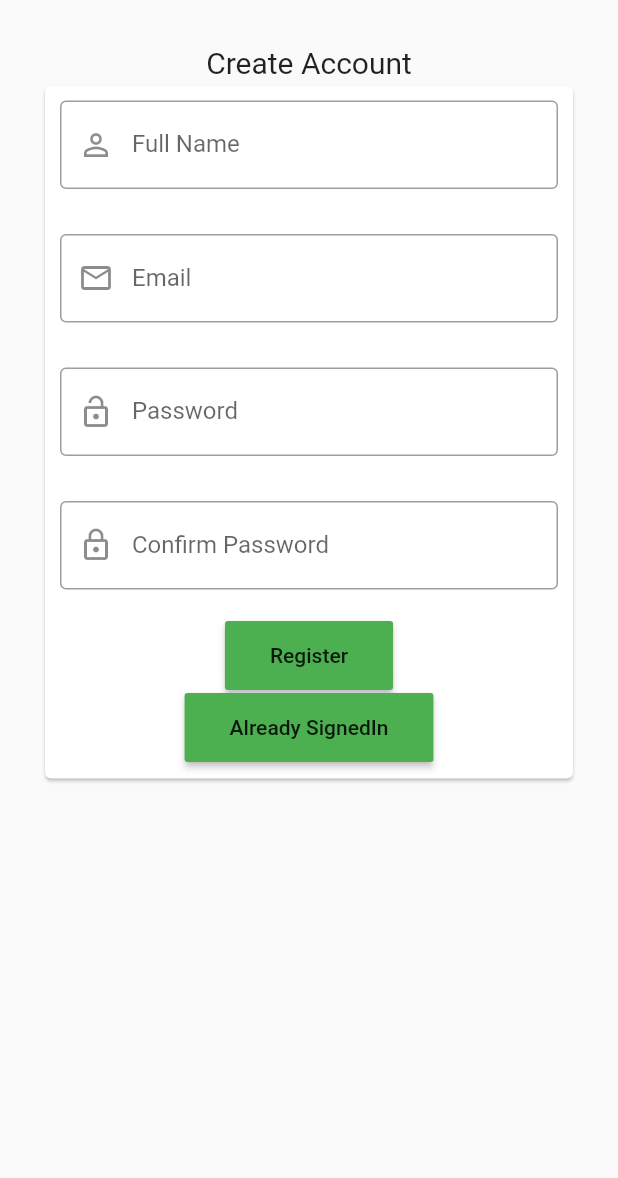
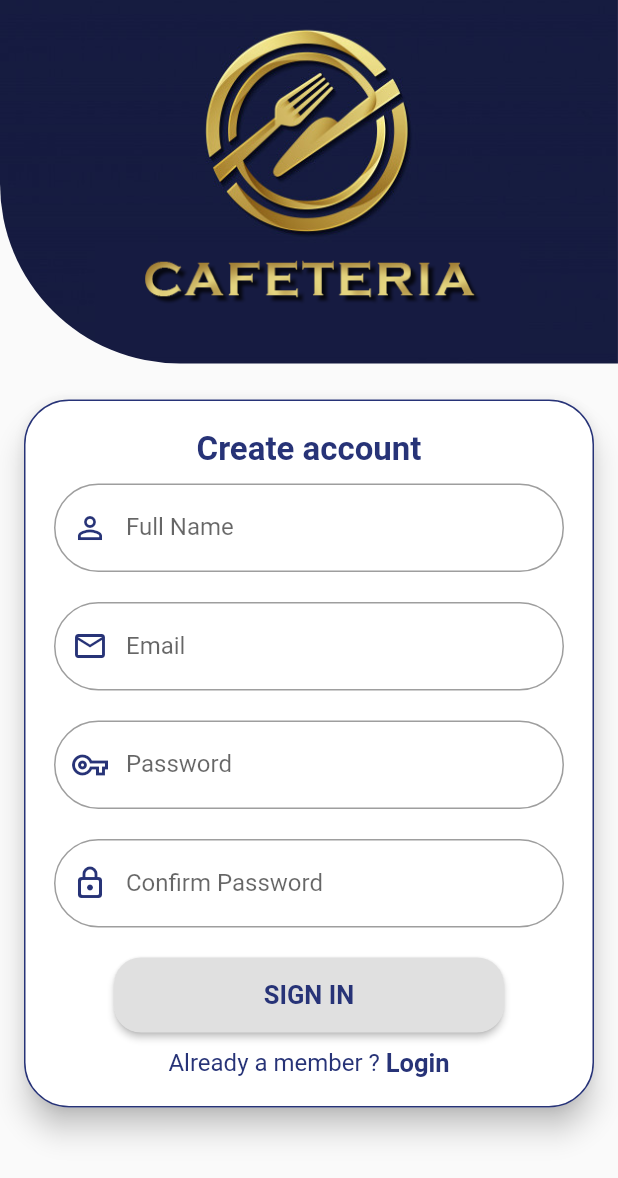
Before and after one commit to mohddanish03/login_app, a Flutter app: the screen it shows after launch, on a phone screen of 412 x 824 dp. Shown: the top 1178 px of the screen. Run offline on Flutter 3.47's test engine with Material 2 defaults, Android fonts, the phone set to English and light mode, and no system bars; our stand-ins replace firebase_auth, firebase_core, get; accounts and stored records are empty.

Commit message:
Ui registration

```diff
--- a/lib/Login.dart
+++ b/lib/Login.dart
@@ -47,8 +47,12 @@ class _LoginScreenState extends State<LoginScreen> {
                             controller: _emailCtrl,
                             validator: (value) => validateEmail(value),
                             decoration: InputDecoration(
+                                border: new OutlineInputBorder(
+                                  borderRadius: const BorderRadius.all(
+                                    const Radius.circular(10.0),
+                                  ),
+                                ),
                                 prefixIcon: Icon(Icons.email_outlined),
-                                border: OutlineInputBorder(),
                                 labelText: 'Email'),
                           ),
                           SizedBox(
--- a/lib/Registration.dart
+++ b/lib/Registration.dart
@@ -25,45 +25,88 @@ class ResgistrationState extends State<Resgistration> {
   Widget build(BuildContext context) {
     return ListView(
       children: [
-        SizedBox(
-          height: 30,
-        ),
         Column(
           children: [
-            Text(
-              "Create Account",
-              style: TextStyle(fontSize: 20),
+            Container(
+                height: MediaQuery.of(context).size.height / 3.4,
+                width: MediaQuery.of(context).size.width,
+                decoration: BoxDecoration(
+                  image: DecorationImage(
+                    image: AssetImage('assets/Cafe-Logo.png'),
+                    fit: BoxFit.cover,
+                  ),
+                  borderRadius: BorderRadius.only(
+                    bottomLeft: Radius.circular(120.00),
+                  ),
+                )),
+            SizedBox(
+              height: 20,
             ),
-            Container(
-              width: 360,
-              child: Card(
+            Card(
+              elevation: 8,
+              shape: RoundedRectangleBorder(
+                  borderRadius: BorderRadius.circular(30.0),
+                  side: BorderSide(color: Color(0xff273377))),
+              child: Container(
+                width: 380,
                 child: Padding(
-                  padding: const EdgeInsets.all(10.0),
+                  padding: const EdgeInsets.all(20.0),
                   child: Form(
                     key: _formkey,
                     child: Column(
                       children: [
+                        Align(
+                          alignment: Alignment.center,
+                          child: Text(
+                            'Create account',
+                            style: TextStyle(
+                              fontWeight: FontWeight.bold,
+                              fontSize: 22,
+                              color: Color(0xff273377),
+                            ),
+                          ),
+                        ),
+                        SizedBox(
+                          height: 10,
+                        ),
                         TextFormField(
                           controller: _nameCtrl,
                           validator: (value) => validateName(value),
                           decoration: InputDecoration(
-                              prefixIcon: Icon(Icons.person_outline_outlined),
-                              border: OutlineInputBorder(),
-                              labelText: 'Full Name'),
+                            border: new OutlineInputBorder(
+                              borderSide: BorderSide(color: Colors.purple),
+                              borderRadius: const BorderRadius.all(
+                                const Radius.circular(30.0),
+                              ),
+                            ),
+                            prefixIcon: Icon(
+                              Icons.person_outline_outlined,
+                              color: Color(0xff273377),
+                            ),
+                            labelText: 'Full Name',
+                          ),
                         ),
                         SizedBox(
-                          height: 30,
+                          height: 20,
                         ),
                         TextFormField(
                           controller: _emailCtrl,
                           validator: (value) => validateEmail(value),
                           decoration: InputDecoration(
-                              prefixIcon: Icon(Icons.email_outlined),
-                              border: OutlineInputBorder(),
-                              labelText: 'Email'),
+                            border: new OutlineInputBorder(
+                              borderRadius: const BorderRadius.all(
+                                const Radius.circular(30.0),
+                              ),
+                            ),
+                            prefixIcon: Icon(
+                              Icons.email_outlined,
+                              color: Color(0xff273377),
+                            ),
+                            labelText: 'Email',
+                          ),
                         ),
                         SizedBox(
-                          height: 30,
+                          height: 20,
                         ),
                         TextFormField(
                           controller: _passCtrl,
@@ -76,43 +119,83 @@ class ResgistrationState extends State<Resgistration> {
                           },
                           obscureText: true,
                           decoration: InputDecoration(
-                              prefixIcon: Icon(Icons.lock_open),
-                              border: OutlineInputBorder(),
-                              labelText: 'Password'),
+                            border: new OutlineInputBorder(
+                              borderRadius: const BorderRadius.all(
+                                const Radius.circular(30.0),
+                              ),
+                            ),
+                            prefixIcon: Icon(Icons.vpn_key_outlined,
+                                color: Color(0xff273377)),
+                            labelText: 'Password',
+                          ),
                         ),
                         SizedBox(
-                          height: 30,
+                          height: 20,
                         ),
                         TextFormField(
                           controller: _confirmPassCtrl,
                           validator: (val) => confirmPassword(val),
                           obscureText: true,
                           decoration: InputDecoration(
-                              prefixIcon: Icon(Icons.lock_outline),
-                              border: OutlineInputBorder(),
-                              labelText: 'Confirm Password'),
+                            border: new OutlineInputBorder(
+                              borderRadius: const BorderRadius.all(
+                                const Radius.circular(30.0),
+                              ),
+                            ),
+                            prefixIcon: Icon(Icons.lock_outline_rounded,
+                                color: Color(0xff273377)),
+                            labelText: 'Confirm Password',
+                          ),
                         ),
                         SizedBox(
                           height: 20,
                         ),
                         RaisedButton(
-                          padding: EdgeInsets.fromLTRB(30, 15, 30, 15),
-                          color: Colors.green,
+                          shape: RoundedRectangleBorder(
+                            borderRadius: BorderRadius.circular(18.0),
+                          ),
+                          padding: EdgeInsets.fromLTRB(100, 15, 100, 15),
                           onPressed: () {
                             checkValidation();
-                            _signUp(_emailCtrl.text, _confirmPassCtrl.text);
+                            _signUp(_emailCtrl.text, _passCtrl.text);
+                            // Get.to(LoginPage());
                             clearTextfilde();
                           },
-                          child: Text('Register'),
+                          child: Text(
+                            'SIGN IN',
+                            style: TextStyle(
+                                color: Color(0xff273377),
+                                fontSize: 17,
+                                fontWeight: FontWeight.bold),
+                          ),
                         ),
-                        RaisedButton(
-                          padding: EdgeInsets.fromLTRB(30, 15, 30, 15),
-                          color: Colors.green,
-                          onPressed: () {
-                            Get.to(LoginScreen());
-                          },
-                          child: Text('Already SignedIn'),
-                        )
+                        SizedBox(
+                          height: 10,
+                        ),
+                        Row(
+                          mainAxisAlignment: MainAxisAlignment.center,
+                          children: [
+                            Text(
+                              'Already a member ? ',
+                              style: TextStyle(
+                                fontSize: 16,
+                                color: Color(0xff273377),
+                              ),
+                            ),
+                            GestureDetector(
+                              onTap: () {
+                                print('tapped');
+                              },
+                              child: Text(
+                                'Login',
+                                style: TextStyle(
+                                    color: Color(0xff273377),
+                                    fontSize: 17,
+                                    fontWeight: FontWeight.bold),
+                              ),
+                            )
+                          ],
+                        ),
                       ],
                     ),
                   ),
--- a/lib/main.dart
+++ b/lib/main.dart
@@ -16,7 +16,7 @@ class MyApp extends StatelessWidget {
     return MaterialApp(
       title: 'Flutter Demo',
       theme: ThemeData(
-        primarySwatch: Colors.blue,
+        primarySwatch: Colors.deepPurple,
         visualDensity: VisualDensity.adaptivePlatformDensity,
       ),
       home: Scaffold(body: Resgistration()),
--- a/pubspec.yaml
+++ b/pubspec.yaml
@@ -42,9 +42,9 @@ flutter:
   # the material Icons class.
   uses-material-design: true
   # To add assets to your application, add an assets section, like this:
-  # assets:
-  #   - images/a_dot_burr.jpeg
-  #   - images/a_dot_ham.jpeg
+  assets:
+    - assets/Cafe-Logo.png
+    # - images/a_dot_ham.jpeg
   # An image asset can refer to one or more resolution-specific "variants", see
   # https://flutter.dev/assets-and-images/#resolution-aware.
   # For details regarding adding assets from package dependencies, see
```
Also changed, not shown: assets/Cafe-Logo.png (added).
